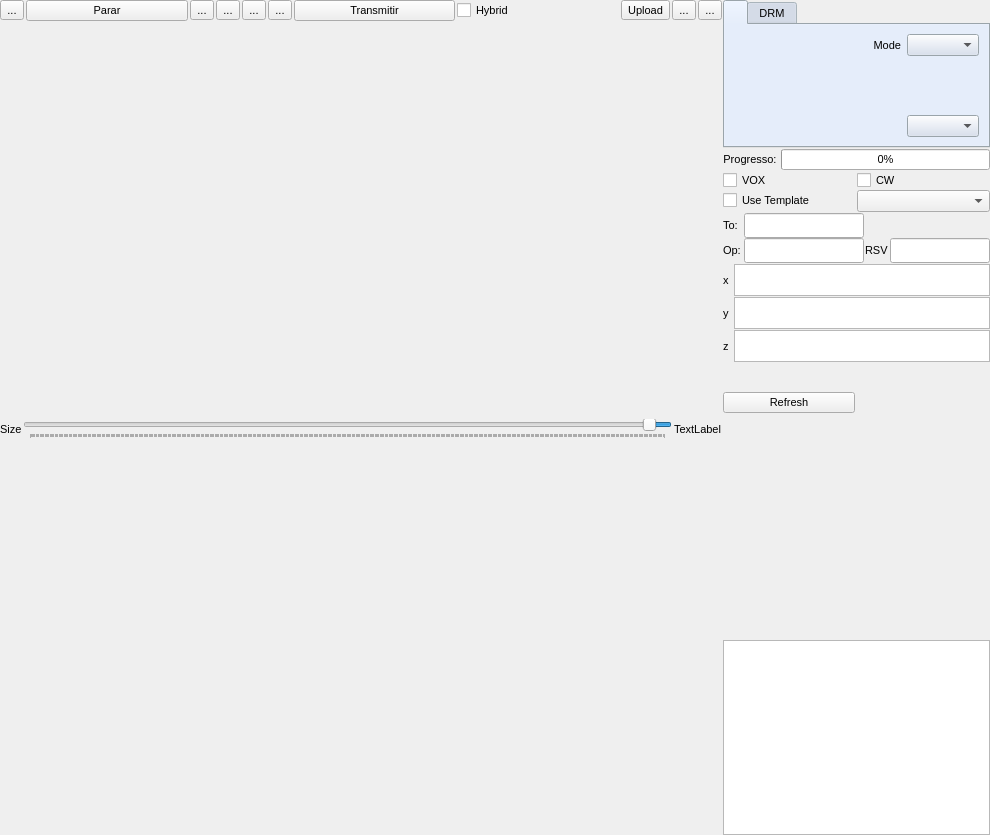
Before: the Qt Designer form qsstv/qsstv/mainwidgets/txwidget.ui in rafael2k/fonias_digital, drawn with Qt 5.
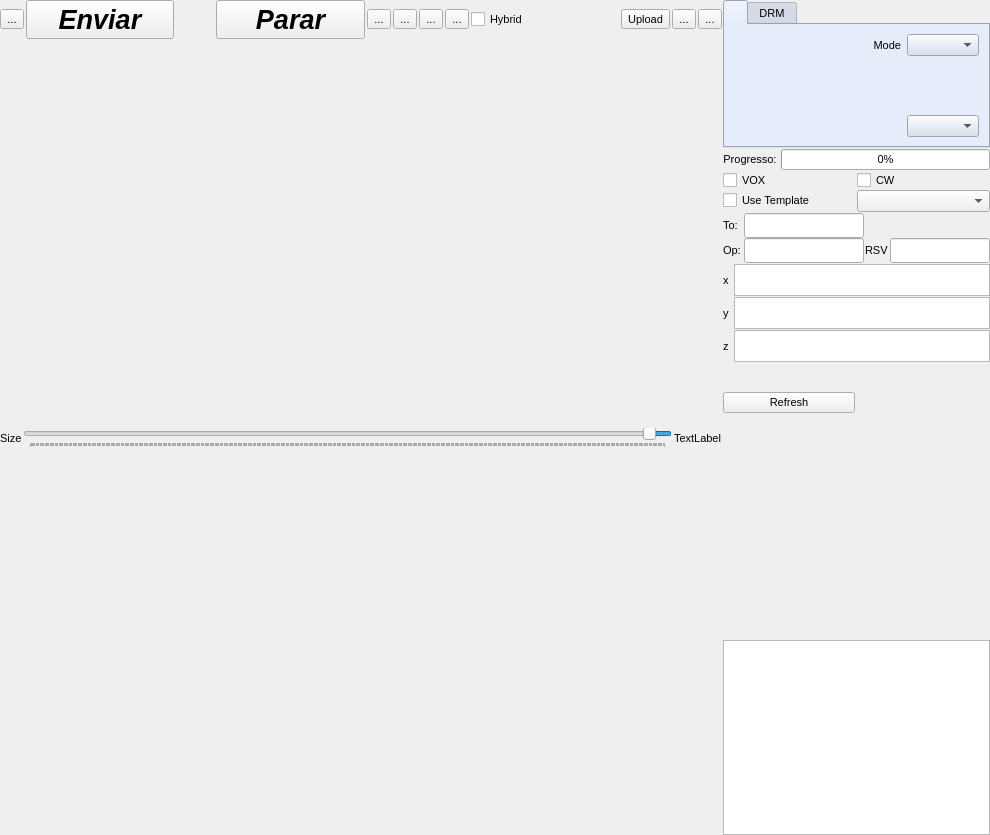
After: the same form once the commit is applied. Icons and pictures are not drawn. Custom widgets are drawn as their Qt base class.

Commit message: Advancing with bonitizing the interface.

Patch:
```diff
--- a/qsstv/qsstv/mainwidgets/txwidget.ui
+++ b/qsstv/qsstv/mainwidgets/txwidget.ui
@@ -31,7 +31,7 @@
      <number>1</number>
      </property>
      <item>
-      <layout class="QHBoxLayout" name="horizontalLayout_5" stretch="0,0,0,0,0,0,0,0,0,0,0">
+      <layout class="QHBoxLayout" name="horizontalLayout_5" stretch="0,0,0,0,0,0,0,0,0,0,0,0">
        <property name="spacing">
         <number>2</number>
        </property>
@@ -56,7 +56,53 @@
         </widget>
        </item>
        <item>
-<!--        <widget class="QToolButton" name="stopToolButton">-->
+        <widget class="QPushButton" name="binaryPushButton">
+         <property name="sizePolicy">
+          <sizepolicy hsizetype="Preferred" vsizetype="Preferred">
+           <horstretch>0</horstretch>
+           <verstretch>0</verstretch>
+          </sizepolicy>
+         </property>
+         <property name="font">
+          <font>
+           <pointsize>20</pointsize>
+           <weight>75</weight>
+           <italic>true</italic>
+           <bold>true</bold>
+          </font>
+         </property>
+         <property name="toolTip">
+          <string>Iniciar Transmissão</string>
+         </property>
+         <property name="statusTip">
+          <string>Iniciar Transmissão</string>
+         </property>
+         <property name="text">
+          <string>Enviar</string>
+         </property>
+         <property name="icon">
+          <iconset resource="../qsstv.qrc">
+           <normaloff>:/icons/binary.png</normaloff>:/icons/binary.png</iconset>
+         </property>
+        </widget>
+       </item>
+       <item>
+        <spacer name="horizontalSpacer">
+         <property name="orientation">
+          <enum>Qt::Horizontal</enum>
+         </property>
+         <property name="sizeType">
+          <enum>QSizePolicy::Fixed</enum>
+         </property>
+         <property name="sizeHint" stdset="0">
+          <size>
+           <width>40</width>
+           <height>20</height>
+          </size>
+         </property>
+        </spacer>
+       </item>
+       <item>
         <widget class="QPushButton" name="stopToolButton">
          <property name="sizePolicy">
           <sizepolicy hsizetype="Preferred" vsizetype="Preferred">
@@ -64,6 +110,20 @@
            <verstretch>0</verstretch>
           </sizepolicy>
          </property>
+         <property name="font">
+          <font>
+           <pointsize>20</pointsize>
+           <weight>75</weight>
+           <italic>true</italic>
+           <bold>true</bold>
+          </font>
+         </property>
+         <property name="toolTip">
+          <string>Parar Transmissão</string>
+         </property>
+         <property name="statusTip">
+          <string>Parar Transmissão</string>
+         </property>
          <property name="text">
           <string>Parar</string>
          </property>
@@ -159,29 +219,6 @@
          </property>
         </widget>
        </item>
-       <item>
-        <widget class="QPushButton" name="binaryPushButton">
-         <property name="sizePolicy">
-          <sizepolicy hsizetype="Preferred" vsizetype="Preferred">
-           <horstretch>0</horstretch>
-           <verstretch>0</verstretch>
-          </sizepolicy>
-         </property>
-         <property name="text">
-          <string>Transmitir</string>
-         </property>
-         <property name="toolTip">
-          <string>Iniciar Transmissão</string>
-         </property>
-         <property name="statusTip">
-          <string>Iniciar Transmissão</string>
-         </property>
-         <property name="icon">
-          <iconset resource="../qsstv.qrc">
-           <normaloff>:/icons/binary.png</normaloff>:/icons/binary.png</iconset>
-         </property>
-        </widget>
-       </item>
        <item>
         <widget class="QCheckBox" name="hybridCheckBox">
          <property name="visible">
```
Left out of the diff: 25 changed lines with no effect on the pictures. The commit also changes 4 other files.
